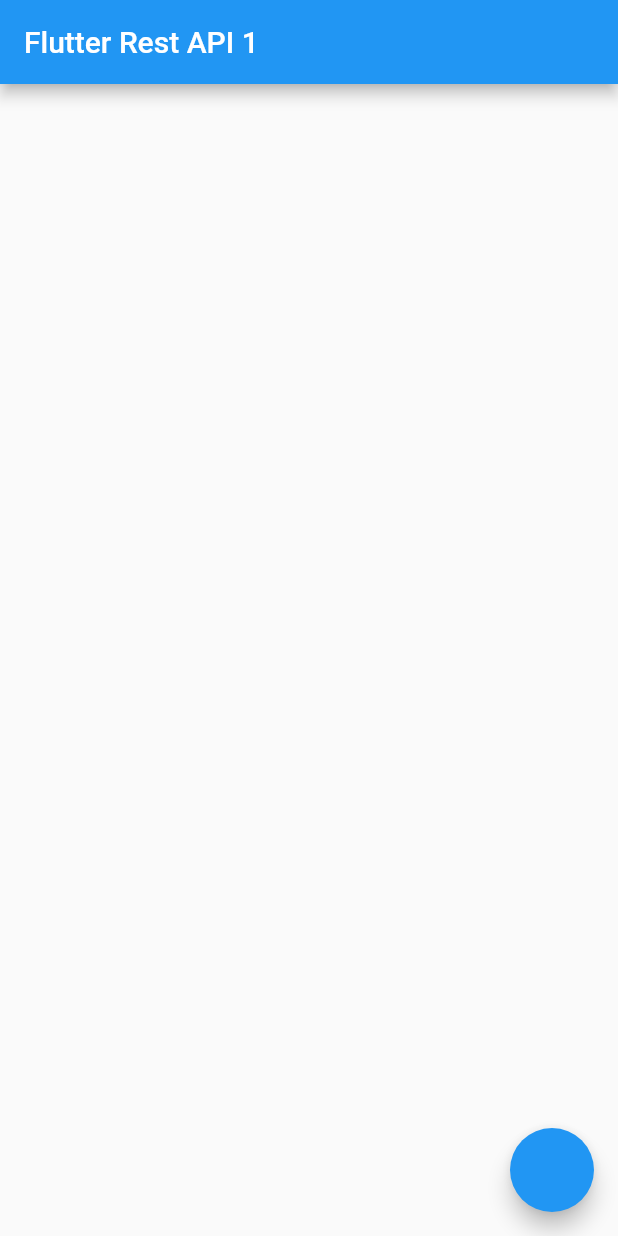
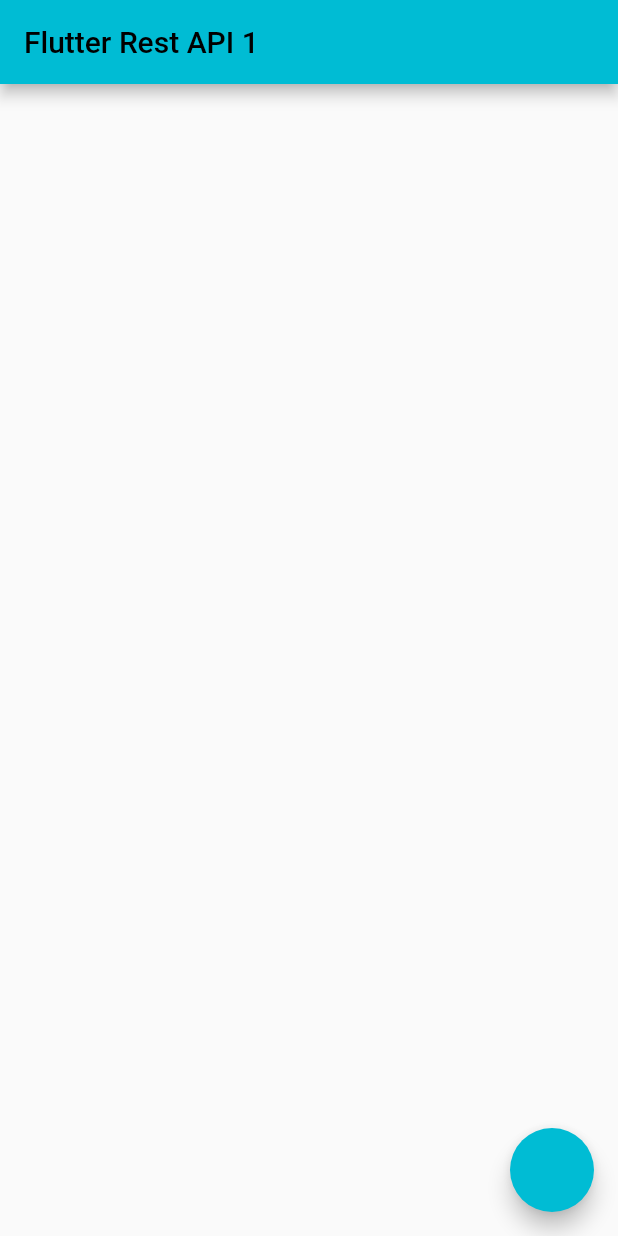
Before and after one commit to Kumail-Raza-Bangash/Flutter-Rest-API-1, a Flutter app: the screen it shows after launch, on a phone screen of 412 x 824 dp. Run offline on Flutter 3.47's test engine with Material 2 defaults, Android fonts, the light colour scheme and no system bars.

Commit message:
update in home.dart

```diff
--- a/lib/main.dart
+++ b/lib/main.dart
@@ -15,8 +15,11 @@
 class _MyAppState extends State<MyApp> {
   @override
   Widget build(BuildContext context) {
-    return const MaterialApp(
-      home: HomePage(),
+    return  MaterialApp(
+      theme: ThemeData(
+          primarySwatch: Colors.cyan,
+        ),
+      home: const HomePage(),
     );
   }
 }
```
Also changed, not shown: lib/screen/home.dart (+38 -3 lines).
